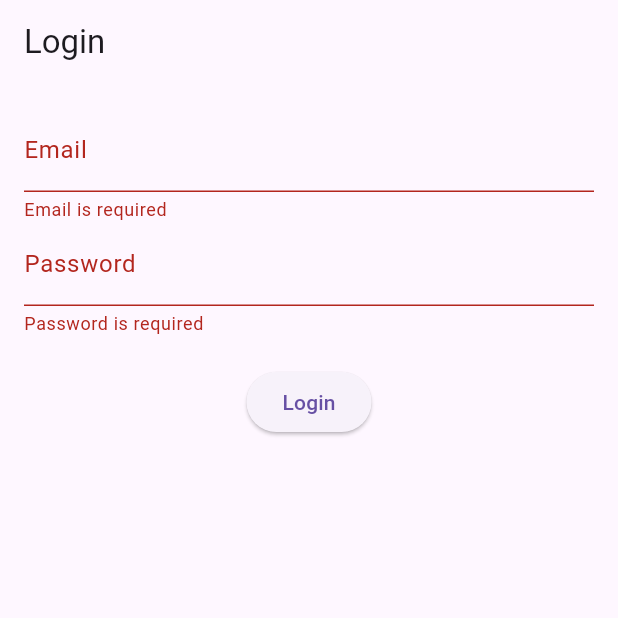
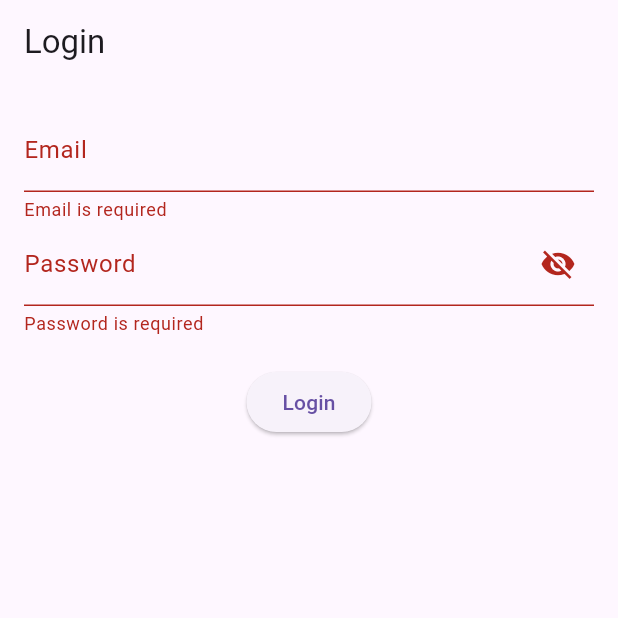
Before and after one commit to fayidha/e_commerce_app, a Flutter app: the screen it shows after launch, after a tap on "Login", on a phone screen of 412 x 824 dp, the top half of it. Run offline on Flutter 3.47's test engine with Material 3 defaults, Android fonts, the phone set to English and light mode, and no system bars; our stand-ins replace cloud_firestore, firebase_core, hive, shared_preferences; accounts and stored records are empty.

Commit message:
commit 1:20

```diff
--- a/lib/main.dart
+++ b/lib/main.dart
@@ -1,52 +1,33 @@
+import 'package:e_commerce_app/provider/cart_provider.dart';
+import 'package:e_commerce_app/view/Login.dart';
+import 'package:e_commerce_app/view/home.dart';
 import 'package:flutter/material.dart';
+import 'package:firebase_core/firebase_core.dart';
 import 'package:provider/provider.dart';
-import 'package:firebase_core/firebase_core.dart';
 import 'package:shared_preferences/shared_preferences.dart';
+import 'firebase_options.dart';
 
-import 'firebase_options.dart';
-import 'provider/cart_provider.dart';
-import 'view/home.dart';
-import 'view/login.dart';
 
 void main() async {
   WidgetsFlutterBinding.ensureInitialized();
   await Firebase.initializeApp(options: DefaultFirebaseOptions.currentPlatform);
+  final prefs = await SharedPreferences.getInstance();
+  final loggedIn = prefs.getBool('isLoggedIn') ?? false;
 
-  runApp(
-    ChangeNotifierProvider(
-      create: (_) => CartProvider(),
-      child: const MyApp(),
-    ),
-  );
+  runApp(MyApp(loggedIn: loggedIn));
 }
 
 class MyApp extends StatelessWidget {
-  const MyApp({super.key});
+  final bool loggedIn;
 
-  Future<bool> checkLoginStatus() async {
-    final prefs = await SharedPreferences.getInstance();
-    return prefs.getBool('isLoggedIn') ?? false;
-  }
+  const MyApp({super.key, required this.loggedIn});
 
   @override
   Widget build(BuildContext context) {
-    return MaterialApp(
-      debugShowCheckedModeBanner: false,
-      home: FutureBuilder<bool>(
-        future: checkLoginStatus(),
-        builder: (context, snapshot) {
-          if (snapshot.connectionState == ConnectionState.waiting) {
-            return const Scaffold(
-              body: Center(child: CircularProgressIndicator()),
-            );
-          }
-
-          if (snapshot.hasData && snapshot.data == true) {
-            return HomeScreen();
-          } else {
-            return LoginScreen();
-          }
-        },
+    return ChangeNotifierProvider(
+      create: (_) => CartProvider(),
+      child: MaterialApp(
+        home: loggedIn ? HomeScreen() : LoginScreen(),
       ),
     );
   }
--- a/lib/view/Login.dart
+++ b/lib/view/Login.dart
@@ -3,11 +3,17 @@ import 'package:shared_preferences/shared_preferences.dart';
 
 import 'home.dart';
 
-class LoginScreen extends StatelessWidget {
+class LoginScreen extends StatefulWidget {
+  @override
+  State<LoginScreen> createState() => _LoginScreenState();
+}
+
+class _LoginScreenState extends State<LoginScreen> {
   final emailCtrl = TextEditingController();
   final passCtrl = TextEditingController();
+  final _formKey = GlobalKey<FormState>();
 
-  final _formKey = GlobalKey<FormState>();
+  bool _obscurePassword = true;
 
   Future<void> login(BuildContext context) async {
     if (_formKey.currentState!.validate()) {
@@ -27,7 +33,7 @@ class LoginScreen extends StatelessWidget {
       body: Padding(
         padding: EdgeInsets.all(16),
         child: Form(
-          key: _formKey, // Attach the key to Form
+          key: _formKey,
           child: Column(
             children: [
               TextFormField(
@@ -46,8 +52,20 @@ class LoginScreen extends StatelessWidget {
               ),
               TextFormField(
                 controller: passCtrl,
-                obscureText: true,
-                decoration: InputDecoration(labelText: 'Password'),
+                obscureText: _obscurePassword,
+                decoration: InputDecoration(
+                  labelText: 'Password',
+                  suffixIcon: IconButton(
+                    icon: Icon(
+                      _obscurePassword ? Icons.visibility_off : Icons.visibility,
+                    ),
+                    onPressed: () {
+                      setState(() {
+                        _obscurePassword = !_obscurePassword;
+                      });
+                    },
+                  ),
+                ),
                 validator: (value) {
                   if (value == null || value.isEmpty) {
                     return 'Password is required';
```
Also changed, not shown: 1 other file.
